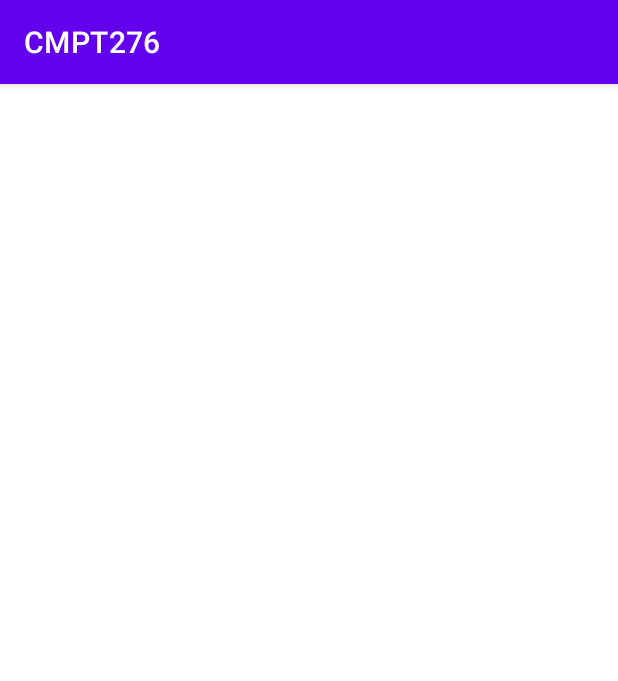
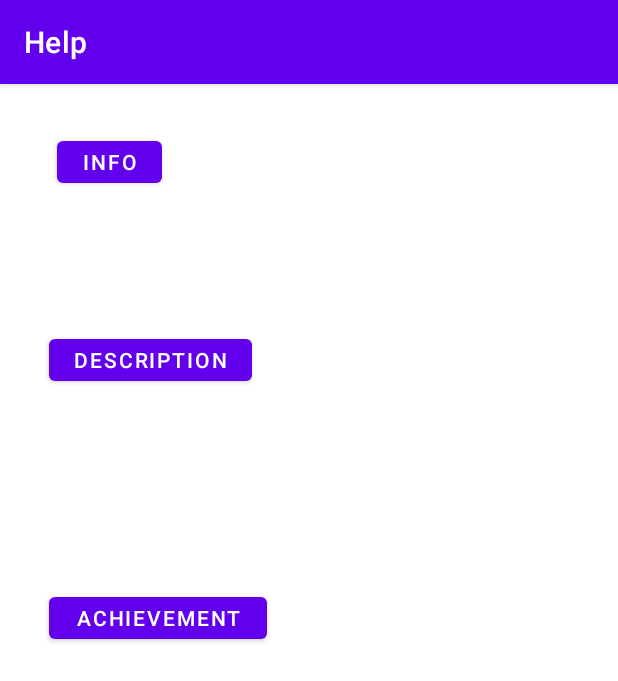
Before and after one commit to simran-nijjar/gameconfigurationapp, an Android app: the HelpActivity screen opened directly, with no data from a screen before it, on a phone screen of 412 x 824 dp. Shown: the top 681 px of the screen. Run offline under Robolectric (Android 15) with nearby library versions, the phone set to English and light mode, and no system bars.

Commit message:
Create buttons in help activity

```diff
--- a/app/src/main/AndroidManifest.xml
+++ b/app/src/main/AndroidManifest.xml
@@ -14,6 +14,7 @@
         tools:targetApi="31">
         <activity
             android:name=".HelpActivity"
+            android:label="@string/help"
             android:exported="false">
             <meta-data
                 android:name="android.app.lib_name"
--- a/app/src/main/java/ca/sfu/dba56/cmpt276/HelpActivity.java
+++ b/app/src/main/java/ca/sfu/dba56/cmpt276/HelpActivity.java
@@ -5,6 +5,10 @@ import androidx.appcompat.app.AppCompatActivity;
 import android.content.Context;
 import android.content.Intent;
 import android.os.Bundle;
+import android.text.method.LinkMovementMethod;
+import android.view.View;
+import android.widget.Button;
+import android.widget.TextView;
 
 public class HelpActivity extends AppCompatActivity {
 
@@ -12,9 +16,48 @@ public class HelpActivity extends AppCompatActivity {
     protected void onCreate(Bundle savedInstanceState) {
         super.onCreate(savedInstanceState);
         setContentView(R.layout.activity_help);
+        setInfo();
+        setDescription();
+        setAchievement();
     }
 
     public static Intent makeIntent(Context context){
         return new Intent(context, HelpActivity.class);
     }
+
+    private void setInfo() {
+        Button info = findViewById(R.id.info);
+        TextView info_content = findViewById(R.id.info_content);
+        info.setOnClickListener(new View.OnClickListener() {
+            @Override
+            public void onClick(View v) {
+                info_content.setText(R.string.info_content);
+                info_content.setMovementMethod(LinkMovementMethod.getInstance());
+            }
+        });
+    }
+
+    private void setDescription(){
+        Button description = findViewById(R.id.description);
+        TextView description_content = findViewById(R.id.description_content);
+        description.setOnClickListener(new View.OnClickListener() {
+            @Override
+            public void onClick(View v) {
+                description_content.setText(R.string.description_content);
+            }
+        });
+
+    }
+
+    private void setAchievement(){
+        Button achieve = findViewById(R.id.achieve);
+        TextView achieve_content = findViewById(R.id.achieve_content);
+        achieve.setOnClickListener(new View.OnClickListener() {
+            @Override
+            public void onClick(View v) {
+                achieve_content.setText(R.string.achieve_content);
+            }
+        });
+    }
+
 }
--- a/app/src/main/java/ca/sfu/dba56/cmpt276/MainActivity.java
+++ b/app/src/main/java/ca/sfu/dba56/cmpt276/MainActivity.java
@@ -22,4 +22,5 @@ public class MainActivity extends AppCompatActivity {
             startActivity(intent);
         });
     }
+
 }
--- a/app/src/main/res/layout/activity_help.xml
+++ b/app/src/main/res/layout/activity_help.xml
@@ -6,4 +6,68 @@
     android:layout_height="match_parent"
     tools:context=".HelpActivity">
 
+    <TextView
+        android:id="@+id/info_content"
+        android:layout_width="wrap_content"
+        android:layout_height="wrap_content"
+        android:layout_marginTop="84dp"
+        app:layout_constraintEnd_toEndOf="parent"
+        app:layout_constraintHorizontal_bias="0.143"
+        app:layout_constraintStart_toStartOf="parent"
+        app:layout_constraintTop_toTopOf="parent" />
+
+    <TextView
+        android:id="@+id/description_content"
+        android:layout_width="wrap_content"
+        android:layout_height="wrap_content"
+        android:layout_marginTop="220dp"
+        app:layout_constraintEnd_toEndOf="parent"
+        app:layout_constraintHorizontal_bias="0.143"
+        app:layout_constraintStart_toStartOf="parent"
+        app:layout_constraintTop_toTopOf="parent" />
+
+
+    <Button
+        android:id="@+id/info"
+        android:layout_width="70dp"
+        android:layout_height="40dp"
+        android:layout_marginTop="32dp"
+        android:text="Info"
+        app:layout_constraintEnd_toEndOf="parent"
+        app:layout_constraintHorizontal_bias="0.111"
+        app:layout_constraintStart_toStartOf="parent"
+        app:layout_constraintTop_toTopOf="parent" />
+
+    <Button
+        android:id="@+id/description"
+        android:layout_width="135dp"
+        android:layout_height="40dp"
+        android:layout_marginTop="164dp"
+        android:text="Description"
+        app:layout_constraintEnd_toEndOf="parent"
+        app:layout_constraintHorizontal_bias="0.118"
+        app:layout_constraintStart_toStartOf="parent"
+        app:layout_constraintTop_toTopOf="parent" />
+
+    <Button
+        android:id="@+id/achieve"
+        android:layout_width="145dp"
+        android:layout_height="40dp"
+        android:layout_marginTop="336dp"
+        android:text="Achievement"
+        app:layout_constraintEnd_toEndOf="parent"
+        app:layout_constraintHorizontal_bias="0.122"
+        app:layout_constraintStart_toStartOf="parent"
+        app:layout_constraintTop_toTopOf="parent" />
+
+    <TextView
+        android:id="@+id/achieve_content"
+        android:layout_width="wrap_content"
+        android:layout_height="wrap_content"
+        android:layout_marginTop="388dp"
+        app:layout_constraintEnd_toEndOf="parent"
+        app:layout_constraintHorizontal_bias="0.143"
+        app:layout_constraintStart_toStartOf="parent"
+        app:layout_constraintTop_toTopOf="parent" />
+
 </androidx.constraintlayout.widget.ConstraintLayout>
--- a/app/src/main/res/values/strings.xml
+++ b/app/src/main/res/values/strings.xml
@@ -1,3 +1,24 @@
 <resources>
     <string name="app_name">CMPT276</string>
+    <string name="help">Help</string>
+    <string name="info_content">
+        \t
+        The creators of this game are Sodium. For more information about this app,
+        check out this resource:
+        <a href="https://opencoursehub.cs.sfu.ca/bfraser/grav-cms/cmpt276/home">CMPT276</a>
+        \n
+    </string>
+    <string name="description_content">
+        \t
+        This app provides achievement goals to turn some competitive board games into a more co-operative experience.
+        \n
+        \t
+        At the end of a game, the combined score of all players is used to calculate a combined achievement level, with a higher total score earning a better achievement.
+    </string>
+    <string name="achieve_content">
+        Goofy Goblins \t\t\t\t\t Majestic Unicorns
+        \n\nMajestic Unicorns \t\t Fabulous Dragons
+        \n\nFabulous Dragons \t\t Brilliant Pixies
+        \n\nFabulous Dragons \t\t Brilliant Pixies
+    </string>
 </resources>
```
